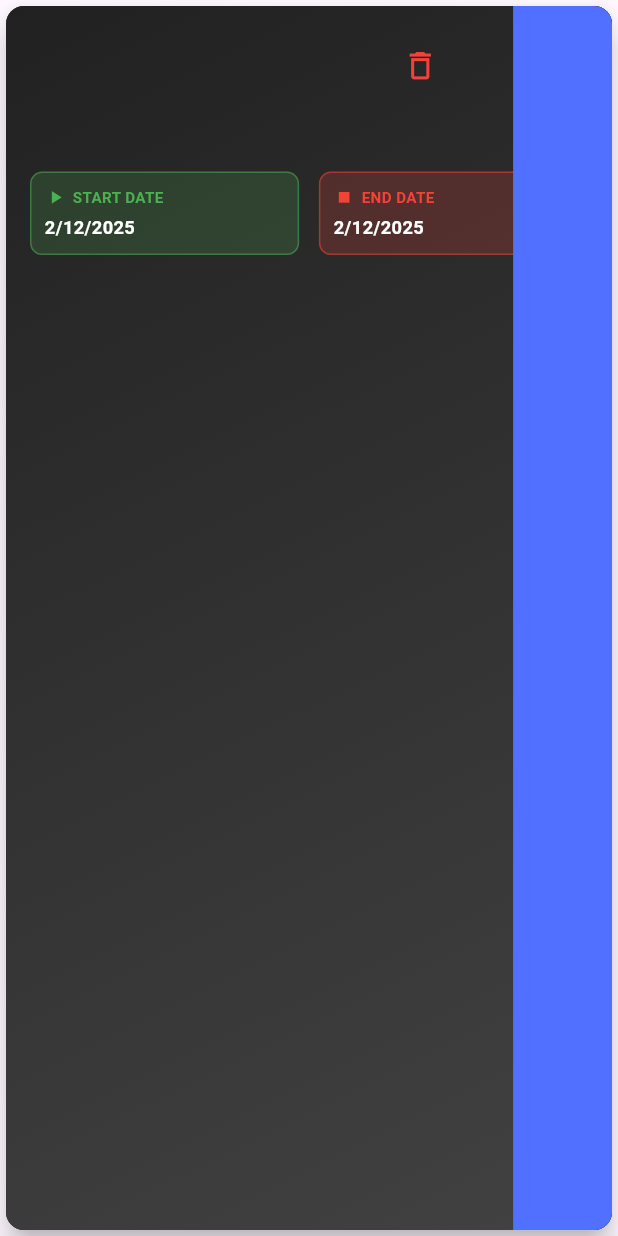
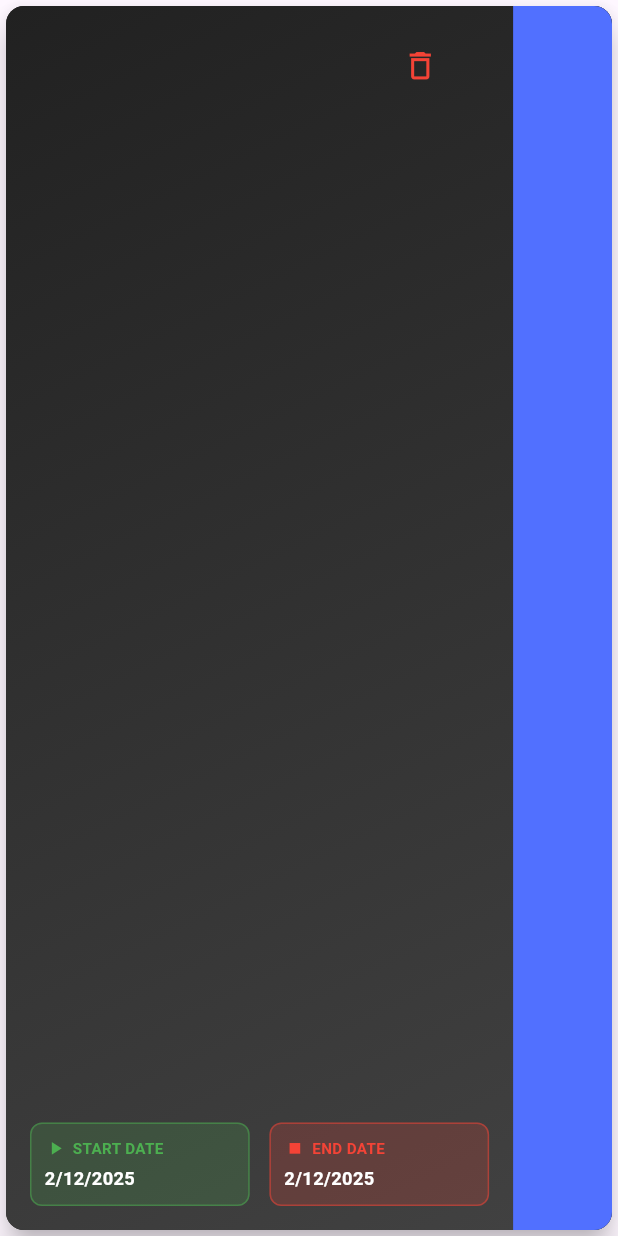
Before and after one commit to maowlteam-gmail-com/taskManagementFrontEnd, a Flutter app: the ProjectCard widget shown alone on an empty page, opened directly with empty values, on a phone screen of 412 x 824 dp. Run offline on Flutter 3.47's test engine with Material 3 defaults, Android fonts, the phone set to English and light mode, and no system bars; our stand-ins replace dio, file_picker, flutter_animate, flutter_dotenv, flutter_screenutil, get and 3 more; missing offline and left inert: dart:html, media_scanner; accounts and stored records are empty; network calls fail.

Commit message:
All Done

```diff
--- a/lib/screens/adminScreen/widgets/projects.dart
+++ b/lib/screens/adminScreen/widgets/projects.dart
@@ -174,7 +174,9 @@ class ProjectCard extends StatelessWidget {
                 crossAxisAlignment: CrossAxisAlignment.start,
                 children: [
                   // Header with project name and delete icon
-                  Row(
+                  Expanded(
+                    child: Row(
+                      crossAxisAlignment: CrossAxisAlignment.start,
                       mainAxisAlignment: MainAxisAlignment.spaceBetween,
                       children: [
                         Expanded(
@@ -185,8 +187,8 @@ class ProjectCard extends StatelessWidget {
                               fontWeight: FontWeight.bold,
                               color: Colors.white,
                             ),
-                          maxLines: 2,
-                          overflow: TextOverflow.ellipsis,
+                            // maxLines: 2,
+                            // overflow: TextOverflow.ellipsis,
                           ),
                         ),
                         // Delete icon button
@@ -217,22 +219,23 @@ class ProjectCard extends StatelessWidget {
                         SizedBox(width: 80.w), // Space for status container
                       ],
                     ),
+                  ),
 
                   SizedBox(height: 12.h),
 
                   // Description
-                  Text(
-                    project.description,
-                    style: TextStyle(
-                      fontSize: 14.sp,
-                      color: Colors.grey[300],
-                      height: 1.3,
-                    ),
-                    maxLines: 3,
-                    overflow: TextOverflow.ellipsis,
-                  ),
+                  // Text(
+                  //   project.description,
+                  //   style: TextStyle(
+                  //     fontSize: 14.sp,
+                  //     color: Colors.grey[300],
+                  //     height: 1.3,
+                  //   ),
+                  //   maxLines: 3,
+                  //   overflow: TextOverflow.ellipsis,
+                  // ),
 
-                  SizedBox(height: 16.h),
+                  // SizedBox(height: 16.h),
 
                   // Date information
                   Row(
@@ -254,6 +257,7 @@ class ProjectCard extends StatelessWidget {
                           Colors.red,
                         ),
                       ),
+                      SizedBox(width: 60.w),
                     ],
                   ),
                 ],
--- a/lib/screens/siteScreen/controllers/loginController.dart
+++ b/lib/screens/siteScreen/controllers/loginController.dart
@@ -65,6 +65,8 @@ class LoginController extends GetxController {
       "username": userController.text,
       "password": passwordController.text,
     };
+
+    debugPrint('${dotenv.env['BASE_URL']}/api/login');
 
     try {
       var response = await dio.post(
```
Also changed, not shown: lib/screens/adminScreen/controller/taskHistoryController.dart (+8 -4 lines), lib/screens/adminScreen/widgets/employeeProjects.dart (+6 -1 lines), lib/screens/adminScreen/widgets/projectTaskScreen.dart (+40 -14 lines), lib/screens/employeeScreen/controller/employeeProjectController.dart (+69 -35 lines), lib/screens/employeeScreen/view/employeeScreen.dart (+10 -10 lines), 1 other file. Lines whose indentation alone changed are shown as unchanged.
